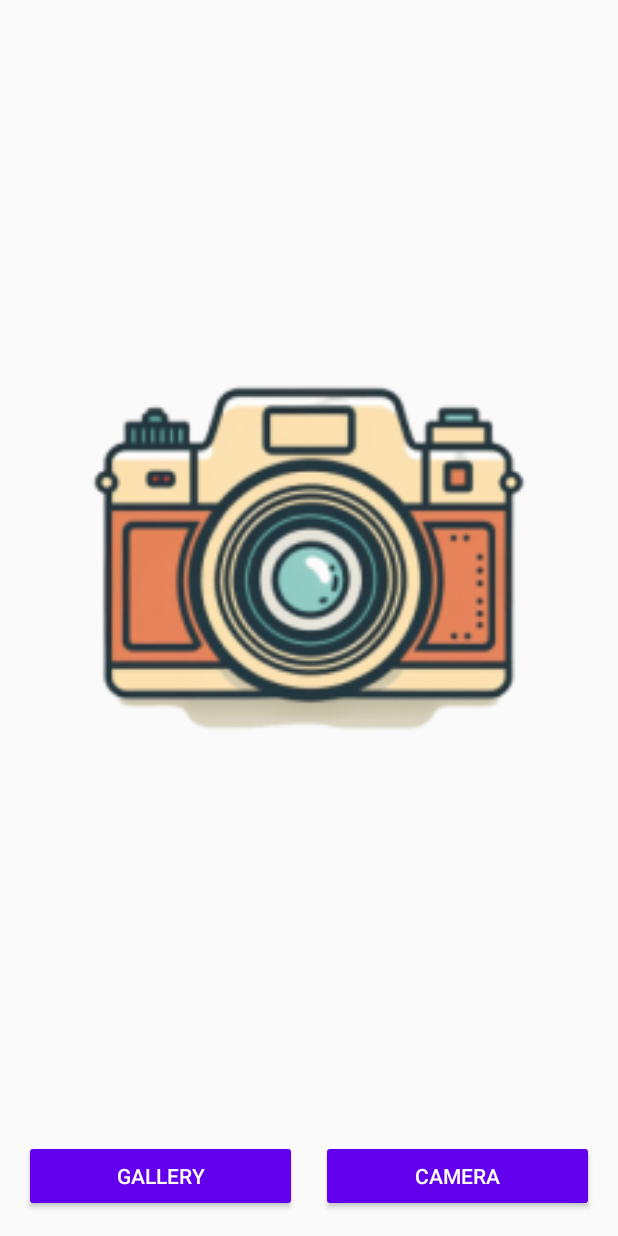
After one commit to DavidRNeisa/Taller2, an Android app built with Jetpack Compose: the CameraActivity screen opened directly, with no data from a screen before it, on a phone screen of 412 x 824 dp. The commit adds this screen. Run offline under Robolectric (Android 15) with nearby library versions, the phone set to English and light mode, and no system bars.

Commit message:
Pantalla de camara funcionando
Gracias a Dios

```diff
--- a/app/src/main/java/com/example/taller2/MainActivity.kt
+++ b/app/src/main/java/com/example/taller2/MainActivity.kt
@@ -24,6 +24,11 @@ class MainActivity : AppCompatActivity() {
             val intent = Intent(this, MapsActivity::class.java)
             startActivity(intent)
         }
+        binding.camera.setOnClickListener {
+            val intent  =  Intent(this, CameraActivity::class.java)
+            startActivity(intent)
+        }
+
 
     }
 }
--- /dev/null
+++ b/app/src/main/res/layout/activity_camera.xml
@@ -0,0 +1,52 @@
+<?xml version="1.0" encoding="utf-8"?>
+<androidx.constraintlayout.widget.ConstraintLayout xmlns:android="http://schemas.android.com/apk/res/android"
+    xmlns:app="http://schemas.android.com/apk/res-auto"
+    xmlns:tools="http://schemas.android.com/tools"
+    android:id="@+id/main"
+    android:layout_width="match_parent"
+    android:layout_height="match_parent"
+    tools:context=".CameraActivity">
+
+    <ImageView
+        android:id="@+id/imageView"
+        android:layout_width="300dp"
+        android:layout_height="300dp"
+        app:srcCompat="@mipmap/camera"
+        android:scaleType="fitCenter"
+        app:layout_constraintBottom_toTopOf="@+id/buttonsLayout"
+        app:layout_constraintEnd_toEndOf="parent"
+        app:layout_constraintStart_toStartOf="parent"
+        app:layout_constraintTop_toTopOf="parent" />
+
+    <LinearLayout
+        android:id="@+id/buttonsLayout"
+        android:layout_width="match_parent"
+        android:layout_height="wrap_content"
+        android:orientation="horizontal"
+        android:padding="16dp"
+        app:layout_constraintBottom_toBottomOf="parent"
+        app:layout_constraintEnd_toEndOf="parent"
+        app:layout_constraintStart_toStartOf="parent">
+
+        <Button
+            android:id="@+id/btnGallery"
+            android:layout_width="0dp"
+            android:layout_height="wrap_content"
+            android:layout_marginEnd="8dp"
+            android:layout_weight="1"
+            android:backgroundTint="@color/purple_500"
+            android:text="Gallery"
+            android:textColor="@android:color/white" />
+
+        <Button
+            android:id="@+id/btnCamera"
+            android:layout_width="0dp"
+            android:layout_height="wrap_content"
+            android:layout_marginStart="8dp"
+            android:layout_weight="1"
+            android:backgroundTint="@color/purple_500"
+            android:text="Camera"
+            android:textColor="@android:color/white" />
+    </LinearLayout>
+
+</androidx.constraintlayout.widget.ConstraintLayout>
--- a/app/src/main/res/values/strings.xml
+++ b/app/src/main/res/values/strings.xml
@@ -1,4 +1,5 @@
 <resources>
     <string name="app_name">Taller2</string>
     <string name="title_activity_maps">MapsActivity</string>
+    <string name="selected_image">Imagen seleccionada</string>
 </resources>
--- /dev/null
+++ b/app/src/main/res/xml/file_paths.xml
@@ -0,0 +1,6 @@
+<?xml version="1.0" encoding="utf-8"?>
+<paths>
+    <external-files-path
+        name="my_images"
+        path="Pictures" />
+</paths>
```
Also changed, not shown: app/src/main/AndroidManifest.xml (+21 -0 lines), app/src/main/java/com/example/taller2/CameraActivity.kt (added, +213 -0 lines).
